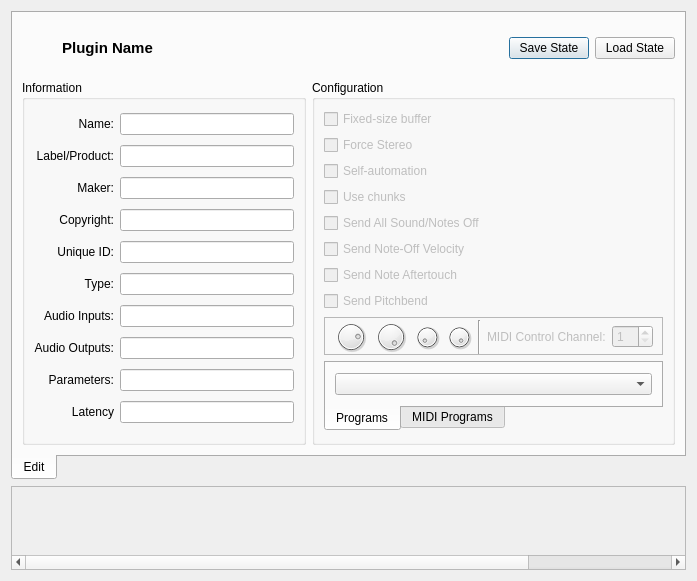
falkTX/Carla, file resources/ui/carla_edit.ui: the form before one commit.
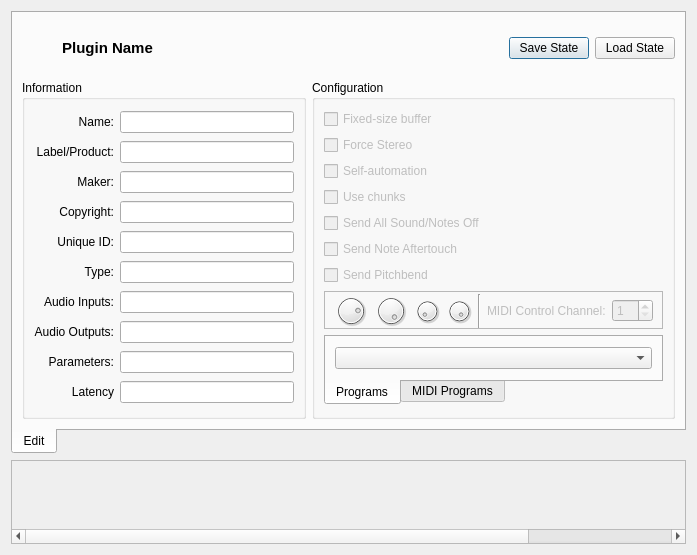
The form after the commit. Icons and pictures are not drawn. Custom widgets are drawn as their Qt base class.

```diff
--- a/resources/ui/carla_edit.ui
+++ b/resources/ui/carla_edit.ui
@@ -343,17 +343,7 @@
            </widget>
           </item>
           <item>
-           <widget class="QCheckBox" name="checkBox_6">
-            <property name="enabled">
-             <bool>false</bool>
-            </property>
-            <property name="text">
-             <string>Send Note-Off Velocity</string>
-            </property>
-           </widget>
-          </item>
-          <item>
-           <widget class="QCheckBox" name="checkBox_7">
+           <widget class="QCheckBox" name="ch_send_note_aftertouch">
             <property name="enabled">
              <bool>false</bool>
             </property>
```
Left out of the diff: 16 changed lines with no effect on the pictures.
